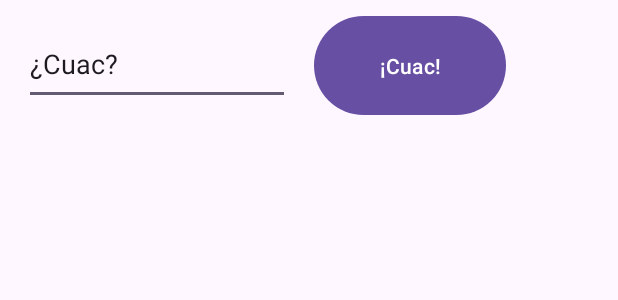
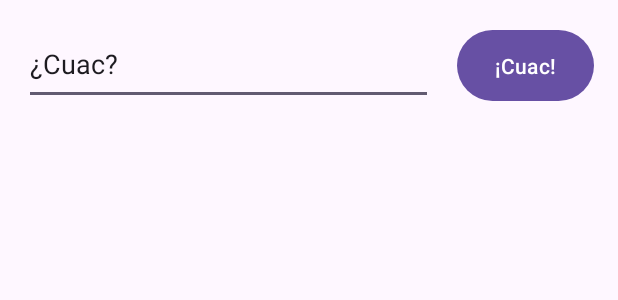
Before and after one commit to Paulalemany/Moviles, an Android app: the layout activity_main.xml on its own in the app's theme, with its tools: preview values and no code run, on a phone screen of 412 x 824 dp. Shown: the top 300 px of the screen. Run offline under Robolectric (Android 15) with nearby library versions, the phone set to English and light mode, and no system bars.

Commit message:
se ha puesto lindo

```diff
--- a/CuacApp/app/src/main/res/layout/activity_main.xml
+++ b/CuacApp/app/src/main/res/layout/activity_main.xml
@@ -9,22 +9,27 @@
 
     <EditText
         android:id="@+id/editTextText"
-        android:layout_width="177dp"
+        android:layout_width="0dp"
         android:layout_height="54dp"
         android:layout_marginStart="16dp"
         android:layout_marginTop="16dp"
+        android:layout_marginEnd="16dp"
         android:ems="10"
         android:inputType="text"
         android:text="@string/edit_message"
+        app:layout_constraintEnd_toStartOf="@+id/button"
+        app:layout_constraintHorizontal_bias="0.5"
         app:layout_constraintStart_toStartOf="parent"
         app:layout_constraintTop_toTopOf="parent" />
 
     <Button
         android:id="@+id/button"
-        android:layout_width="128dp"
-        android:layout_height="74dp"
-        android:layout_marginStart="16dp"
+        android:layout_width="91dp"
+        android:layout_height="55dp"
+        android:layout_marginEnd="16dp"
         android:text="@string/button_send"
         app:layout_constraintBaseline_toBaselineOf="@+id/editTextText"
+        app:layout_constraintEnd_toEndOf="parent"
+        app:layout_constraintHorizontal_bias="0.5"
         app:layout_constraintStart_toEndOf="@+id/editTextText" />
 </androidx.constraintlayout.widget.ConstraintLayout>
```
